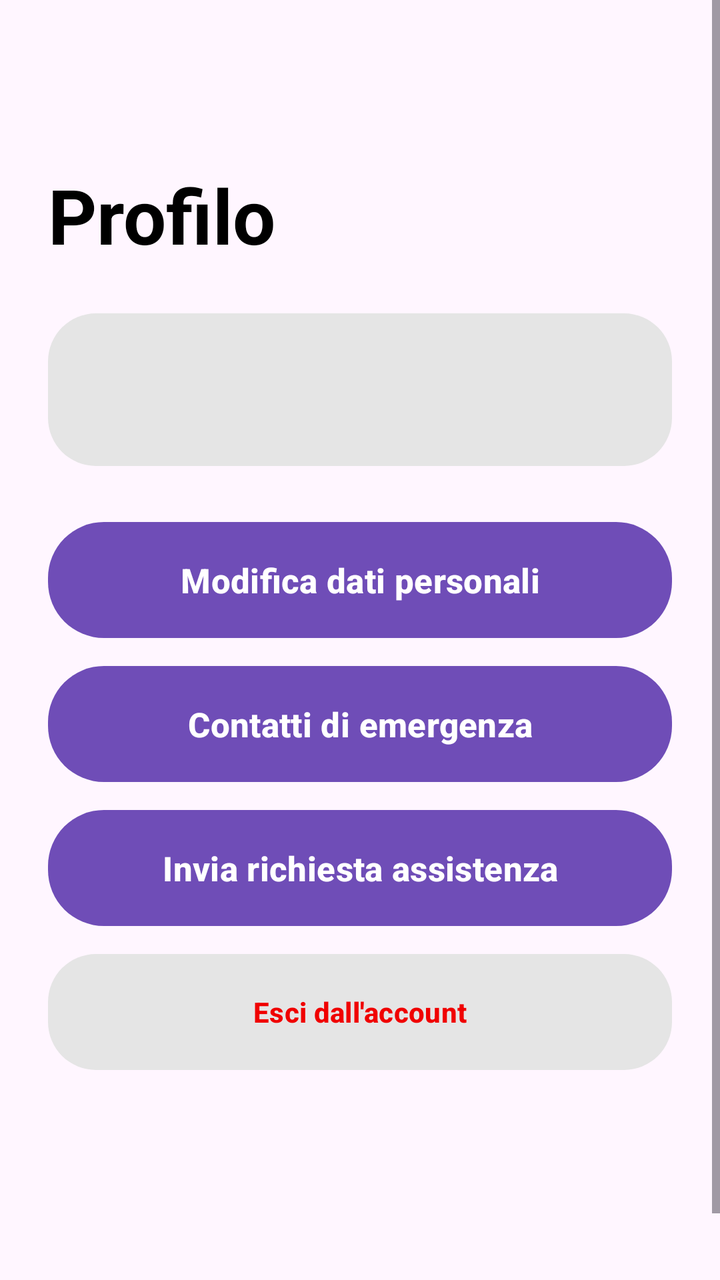
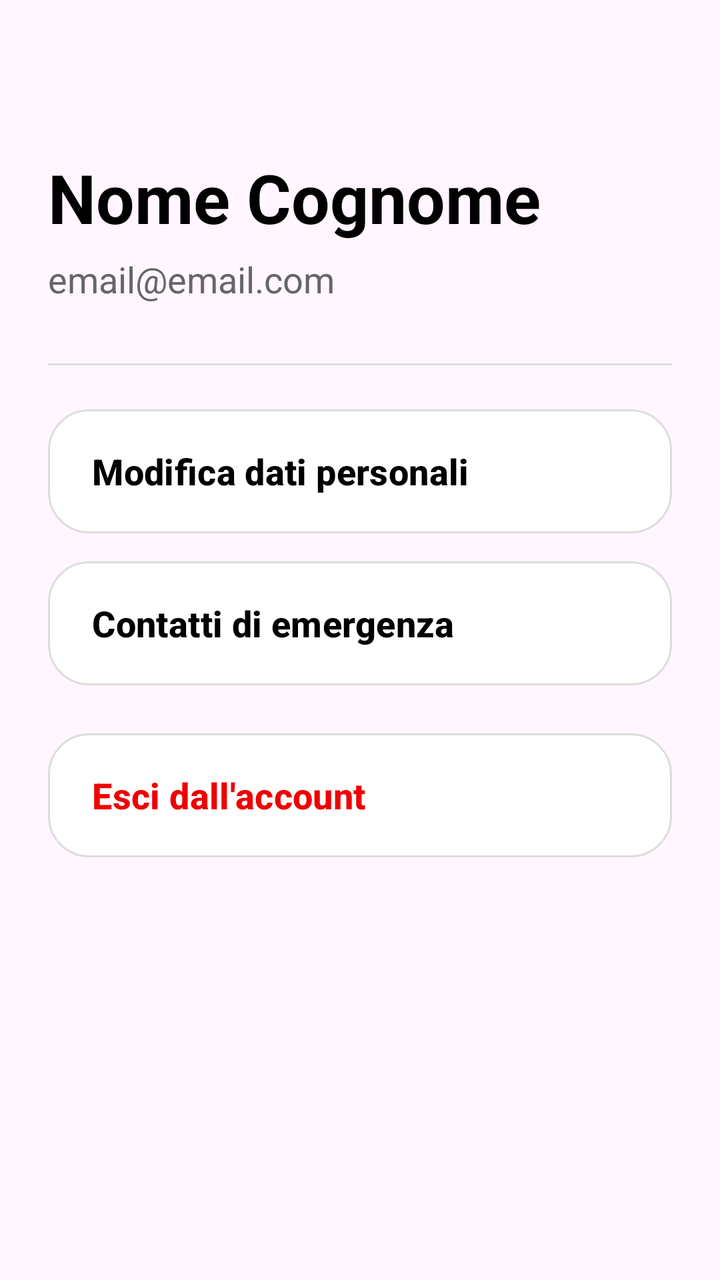

An Android layout rendered at two revisions. The XML below is the earlier revision; the diff shows what the commit changed to produce the second picture.
<!-- AndroidManifest.xml: application theme Theme.ShieldUp -->
<!-- res/layout/fragment_settings.xml -->
<?xml version="1.0" encoding="utf-8"?>
<ScrollView xmlns:android="http://schemas.android.com/apk/res/android"
    xmlns:app="http://schemas.android.com/apk/res-auto"
    android:layout_width="match_parent"
    android:layout_height="match_parent"
    android:background="@color/shield_light_bg">

    <LinearLayout
        android:layout_width="match_parent"
        android:layout_height="wrap_content"
        android:orientation="vertical"
        android:paddingStart="24dp"
        android:paddingTop="82dp"
        android:paddingEnd="24dp"
        android:paddingBottom="140dp">

        <TextView
            android:layout_width="wrap_content"
            android:layout_height="wrap_content"
            android:text="Profilo"
            android:textColor="@color/black"
            android:textSize="38sp"
            android:textStyle="bold" />

        <TextView
            android:layout_width="match_parent"
            android:layout_height="wrap_content"
            android:layout_marginTop="24dp"
            android:background="@drawable/bg_gray_button"
            android:padding="18dp"
            android:id="@+id/txtProfileInfo"
            android:textColor="@color/black"
            android:textSize="30sp"
            android:textStyle="bold" />

        <Button
            android:id="@+id/btnPersonalData"
            android:layout_width="match_parent"
            android:layout_height="58dp"
            android:layout_marginTop="28dp"
            android:background="@drawable/bg_purple_button"
            android:gravity="center"
            android:text="Modifica dati personali"
            android:textColor="@color/white"
            android:textSize="17sp"
            android:textStyle="bold"
            app:backgroundTint="@null" />

        <Button
            android:id="@+id/btnEmergencyContacts"
            android:layout_width="match_parent"
            android:layout_height="58dp"
            android:layout_marginTop="14dp"
            android:background="@drawable/bg_purple_button"
            android:gravity="center"
            android:text="Contatti di emergenza"
            android:textColor="@color/white"
            android:textSize="17sp"
            android:textStyle="bold"
            app:backgroundTint="@null" />

        <Button
            android:id="@+id/btnAssistance"
            android:layout_width="match_parent"
            android:layout_height="58dp"
            android:layout_marginTop="14dp"
            android:background="@drawable/bg_purple_button"
            android:gravity="center"
            android:text="Invia richiesta assistenza"
            android:textColor="@color/white"
            android:textSize="17sp"
            android:textStyle="bold"
            app:backgroundTint="@null" />

        <Button
            android:id="@+id/btnLogout"
            android:layout_width="match_parent"
            android:layout_height="58dp"
            android:layout_marginTop="14dp"
            android:background="@drawable/bg_gray_button"
            android:gravity="center"
            android:text="Esci dall'account"
            android:textColor="@color/emergency_red"
            android:textStyle="bold"
            app:backgroundTint="@null" />

    </LinearLayout>

</ScrollView>
<!-- resources referenced by this layout -->
<resources>
  <color name="black">#000000</color>
  <color name="emergency_red">#F00000</color>
  <color name="shield_light_bg">#FFF6FF</color>
  <color name="white">#FFFFFF</color>
  <!-- drawable bg_gray_button (drawable) -->
  <?xml version="1.0" encoding="utf-8"?>
  <shape xmlns:android="http://schemas.android.com/apk/res/android">
      <solid android:color="@color/soft_gray" />
      <corners android:radius="24dp" />
  </shape>
  <!-- drawable bg_purple_button (drawable) -->
  <?xml version="1.0" encoding="utf-8"?>
  <shape xmlns:android="http://schemas.android.com/apk/res/android">
      <solid android:color="@color/shield_purple" />
      <corners android:radius="28dp" />
  </shape>
  <style name="Theme.ShieldUp" parent="Base.Theme.ShieldUp" />
  <color name="soft_gray">#E5E5E5</color>
  <color name="shield_purple">#6F4DB7</color>
  <style name="Base.Theme.ShieldUp" parent="Theme.Material3.DayNight.NoActionBar">
          
          
      </style>
</resources>

<!-- the commit's change to res/layout/fragment_settings.xml (unified diff, before → after) -->
@@ -3,84 +3,87 @@
     xmlns:app="http://schemas.android.com/apk/res-auto"
     android:layout_width="match_parent"
     android:layout_height="match_parent"
-    android:background="@color/shield_light_bg">
+    android:background="@color/shield_light_bg"
+    android:fillViewport="true">
 
     <LinearLayout
         android:layout_width="match_parent"
         android:layout_height="wrap_content"
         android:orientation="vertical"
         android:paddingStart="24dp"
-        android:paddingTop="82dp"
+        android:paddingTop="76dp"
         android:paddingEnd="24dp"
         android:paddingBottom="140dp">
 
         <TextView
-            android:layout_width="wrap_content"
+            android:id="@+id/txtProfileName"
+            android:layout_width="match_parent"
             android:layout_height="wrap_content"
-            android:text="Profilo"
+            android:text="Nome Cognome"
             android:textColor="@color/black"
-            android:textSize="38sp"
+            android:textSize="34sp"
             android:textStyle="bold" />
 
         <TextView
+            android:id="@+id/txtProfileEmail"
             android:layout_width="match_parent"
             android:layout_height="wrap_content"
-            android:layout_marginTop="24dp"
-            android:background="@drawable/bg_gray_button"
-            android:padding="18dp"
-            android:id="@+id/txtProfileInfo"
-            android:textColor="@color/black"
-            android:textSize="30sp"
-            android:textStyle="bold" />
+            android:layout_marginTop="6dp"
+            android:text="email@email.com"
+            android:textColor="#666666"
+            android:textSize="18sp" />
+
+        <View
+            android:layout_width="match_parent"
+            android:layout_height="1dp"
+            android:layout_marginTop="30dp"
+            android:layout_marginBottom="22dp"
+            android:background="#DDDDDD" />
 
         <Button
             android:id="@+id/btnPersonalData"
             android:layout_width="match_parent"
-            android:layout_height="58dp"
-            android:layout_marginTop="28dp"
-            android:background="@drawable/bg_purple_button"
-            android:gravity="center"
+            android:layout_height="62dp"
+            android:background="@drawable/bg_white_card"
+            android:gravity="center_vertical"
+            android:paddingStart="22dp"
+            android:paddingEnd="22dp"
             android:text="Modifica dati personali"
-            android:textColor="@color/white"
-            android:textSize="17sp"
+            android:textAllCaps="false"
+            android:textColor="@color/black"
+            android:textSize="18sp"
             android:textStyle="bold"
             app:backgroundTint="@null" />
 
         <Button
             android:id="@+id/btnEmergencyContacts"
             android:layout_width="match_parent"
-            android:layout_height="58dp"
+            android:layout_height="62dp"
             android:layout_marginTop="14dp"
-            android:background="@drawable/bg_purple_button"
-            android:gravity="center"
+            android:background="@drawable/bg_white_card"
+            android:gravity="center_vertical"
+            android:paddingStart="22dp"
+            android:paddingEnd="22dp"
             android:text="Contatti di emergenza"
-            android:textColor="@color/white"
-            android:textSize="17sp"
-            android:textStyle="bold"
-            app:backgroundTint="@null" />
-
-        <Button
-            android:id="@+id/btnAssistance"
-            android:layout_width="match_parent"
-            android:layout_height="58dp"
-            android:layout_marginTop="14dp"
-            android:background="@drawable/bg_purple_button"
-            android:gravity="center"
-            android:text="Invia richiesta assistenza"
-            android:textColor="@color/white"
-            android:textSize="17sp"
+            android:textAllCaps="false"
+            android:textColor="@color/black"
+            android:textSize="18sp"
             android:textStyle="bold"
             app:backgroundTint="@null" />
 
         <Button
             android:id="@+id/btnLogout"
             android:layout_width="match_parent"
-            android:layout_height="58dp"
-            android:layout_marginTop="14dp"
-            android:background="@drawable/bg_gray_button"
-            android:gravity="center"
+            android:layout_height="62dp"
+            android:layout_marginTop="24dp"
+            android:background="@drawable/bg_white_card"
+            android:gravity="center_vertical"
+            android:paddingStart="22dp"
+            android:paddingEnd="22dp"
             android:text="Esci dall'account"
+            android:textAllCaps="false"
             android:textColor="@color/emergency_red"
+            android:textSize="18sp"
             android:textStyle="bold"
             app:backgroundTint="@null" />
 
<!-- resource entries referenced after the edit -->
@@ -3,22 +3,15 @@
   <color name="black">#000000</color>
   <color name="emergency_red">#F00000</color>
   <color name="shield_light_bg">#FFF6FF</color>
-  <color name="white">#FFFFFF</color>
-  <!-- drawable bg_gray_button (drawable) -->
+  <!-- drawable bg_white_card (drawable) -->
   <?xml version="1.0" encoding="utf-8"?>
   <shape xmlns:android="http://schemas.android.com/apk/res/android">
-      <solid android:color="@color/soft_gray" />
-      <corners android:radius="24dp" />
+      <solid android:color="@color/white" />
+      <stroke android:width="1dp" android:color="#DDDDDD" />
+      <corners android:radius="20dp" />
   </shape>
-  <!-- drawable bg_purple_button (drawable) -->
-  <?xml version="1.0" encoding="utf-8"?>
-  <shape xmlns:android="http://schemas.android.com/apk/res/android">
-      <solid android:color="@color/shield_purple" />
-      <corners android:radius="28dp" />
-  </shape>
+  <color name="white">#FFFFFF</color>
   <style name="Theme.ShieldUp" parent="Base.Theme.ShieldUp" />
-  <color name="soft_gray">#E5E5E5</color>
-  <color name="shield_purple">#6F4DB7</color>
   <style name="Base.Theme.ShieldUp" parent="Theme.Material3.DayNight.NoActionBar">
           
           
